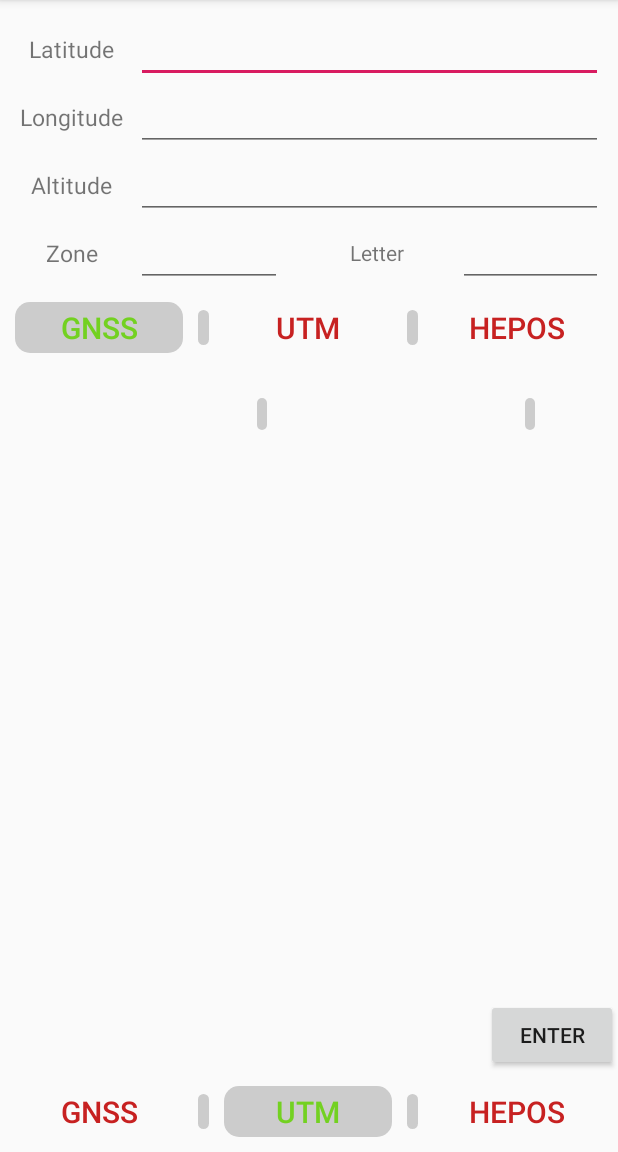
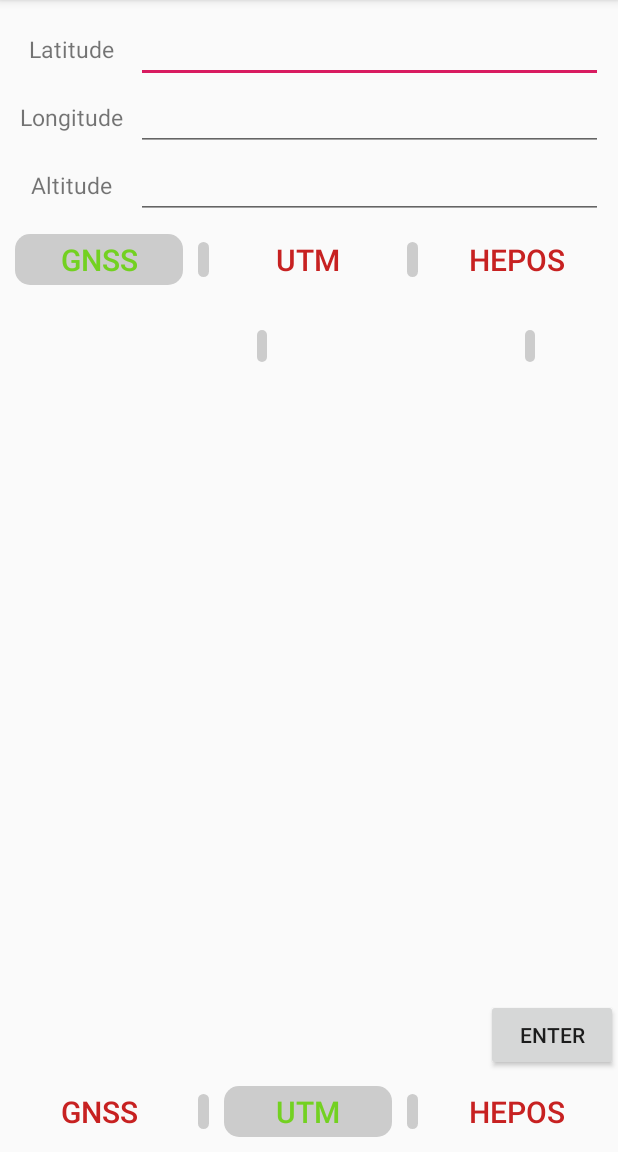
Before and after one commit to ifDroids/CoordinatesConverter, an Android app: the screen it shows after launch (MainActivity), after a tap on "GNSS", on a phone screen of 412 x 824 dp, the part 84-1236 px from its top. Run offline under Robolectric (Android 15) with nearby library versions, the phone set to English and light mode, and no system bars; our stand-ins replace ButterKnife.

Commit message:
project: set visibility of layout

```diff
--- a/app/src/main/java/com/ibo/coordinatesconv/MainActivity.java
+++ b/app/src/main/java/com/ibo/coordinatesconv/MainActivity.java
@@ -3,10 +3,13 @@ package com.ibo.coordinatesconv;
 import android.graphics.Color;
 import android.os.Bundle;
 import android.text.Editable;
+import android.text.Layout;
 import android.util.Log;
 import android.view.View;
+import android.view.ViewGroup;
 import android.widget.Button;
 import android.widget.EditText;
+import android.widget.LinearLayout;
 import android.widget.TextView;
 
 import androidx.appcompat.app.AppCompatActivity;
@@ -17,9 +20,14 @@ import butterknife.OnClick;
 //import static com.ibo.coordinatesconv.DegToUtm.*;
 
 public class MainActivity extends AppCompatActivity{
-
-
-    public static int x;
+    @BindView(R.id.altitude_layout)
+    LinearLayout maltitude_llayout;
+    @BindView(R.id.zone_layout)
+    LinearLayout mzone_llayout;
+    @BindView(R.id.input_zone)
+    EditText minput_zone;
+    @BindView(R.id.input_letter)
+    EditText miput_letter;
     @BindView(R.id.btn_input_gnss)
     Button mBtninput_gnss; //m for member of class
     @BindView(R.id.btn_input_utm)
@@ -58,14 +66,13 @@ public class MainActivity extends AppCompatActivity{
     double lat,lon,utmx,utmy;
     String utmzl;
 
-//    public void clearTextbutton() {
-//        mInputlat.setText(" ");
-//        mInputlong.setText(" ");
-//        mUtmxoutput.setText(" ");
-//        mUtmyoutput.setText(" ");
-//        mUtmzone.setText(" ");
-//    }
+    @Override
+    protected void onStart() {
+        super.onStart();
+        mzone_llayout.setVisibility(View.GONE);
+        maltitude_llayout.setVisibility(View.VISIBLE);
 
+    }
 
     @Override
     protected void onCreate(Bundle savedInstanceState) {
@@ -74,6 +81,9 @@ public class MainActivity extends AppCompatActivity{
         ButterKnife.bind(this);
         final DegToUtm convert = new DegToUtm();
         final UTMTODEG convertUtmToGnss =new UTMTODEG();
+
+
+//        ViewGroup parent = (ViewGroup) mlayout.getParent();
         mBtninput_gnss.setBackground(getDrawable(R.drawable.round_frame_bar_option));
         mBtnoutput_utm.setBackground(getDrawable(R.drawable.round_frame_bar_option));
         mBtnoutput_gnss.setOnClickListener(new View.OnClickListener() {
@@ -81,7 +91,6 @@ public class MainActivity extends AppCompatActivity{
             public void onClick(View v) {
                 mBtnoutput_gnss.setTextColor(getResources().getColor(R.color.green));
                 mBtnoutput_gnss.setBackground(getDrawable(R.drawable.round_frame_bar_option));
-
                 mBtninput_gnss.setTextColor(getResources().getColor(R.color.red));
                 mBtnoutput_utm.setTextColor(getResources().getColor(R.color.red));
                 mBtnoutput_hepos.setTextColor(getResources().getColor(R.color.red));
@@ -144,6 +153,8 @@ public class MainActivity extends AppCompatActivity{
         mBtninput_gnss.setOnClickListener(new View.OnClickListener() {
             @Override
             public void onClick(View v) {
+                mzone_llayout.setVisibility(View.GONE);
+                maltitude_llayout.setVisibility(View.VISIBLE);
                 mBtninput_gnss.setTextColor(getResources().getColor(R.color.green));
                 mBtninput_gnss.setBackground(getDrawable(R.drawable.round_frame_bar_option));
                 mBtnoutput_gnss.setTextColor(getResources().getColor(R.color.red));
@@ -161,9 +172,10 @@ public class MainActivity extends AppCompatActivity{
         mBtninput_utm.setOnClickListener(new View.OnClickListener() {
             @Override
             public void onClick(View v) {
+                maltitude_llayout.setVisibility(View.GONE);
                 mBtninput_utm.setTextColor(getResources().getColor(R.color.green));
                 mBtninput_utm.setBackground(getDrawable(R.drawable.round_frame_bar_option));
-
+                mzone_llayout.setVisibility(View.VISIBLE);
                 mBtnoutput_utm.setTextColor(getResources().getColor(R.color.red));
 
                 mBtninput_gnss.setTextColor(getResources().getColor(R.color.red));
@@ -179,6 +191,8 @@ public class MainActivity extends AppCompatActivity{
         mBtninput_hepos.setOnClickListener(new View.OnClickListener() {
             @Override
             public void onClick(View v) {
+                mzone_llayout.setVisibility(View.GONE);
+                maltitude_llayout.setVisibility(View.VISIBLE);
                 mBtninput_gnss.setTextColor(getResources().getColor(R.color.red));
                 mBtninput_utm.setTextColor(getResources().getColor(R.color.red));
                 mBtninput_gnss.setBackground(null);
@@ -193,4 +207,6 @@ public class MainActivity extends AppCompatActivity{
             }
         });
     }
+
+
 }
```
